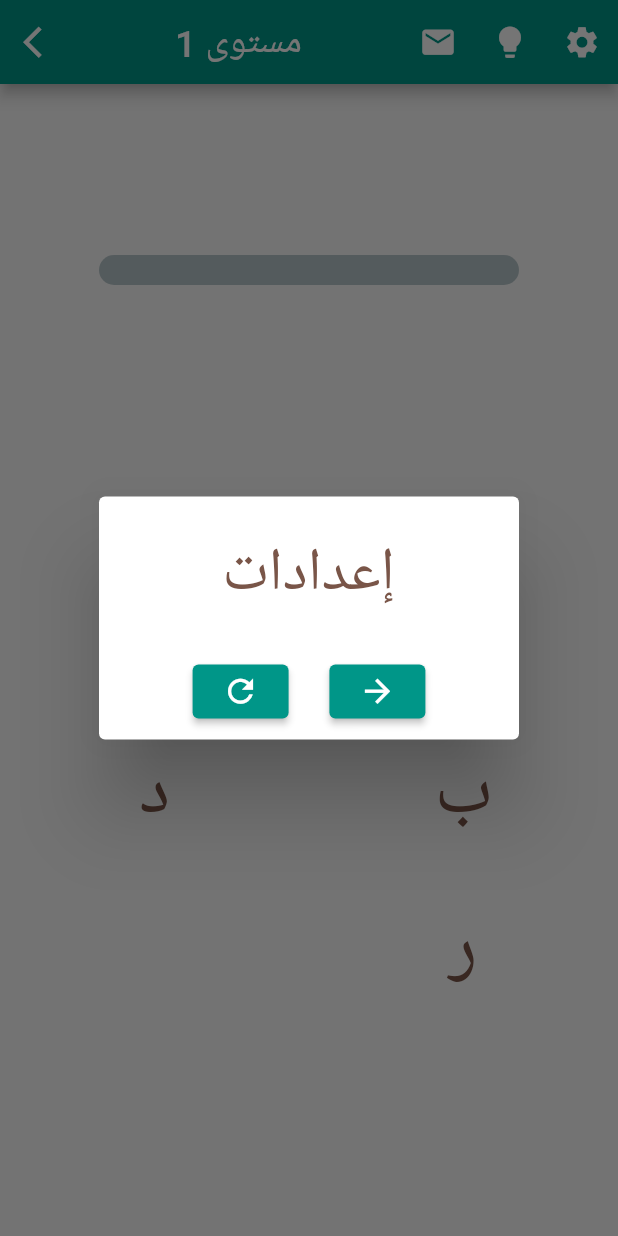
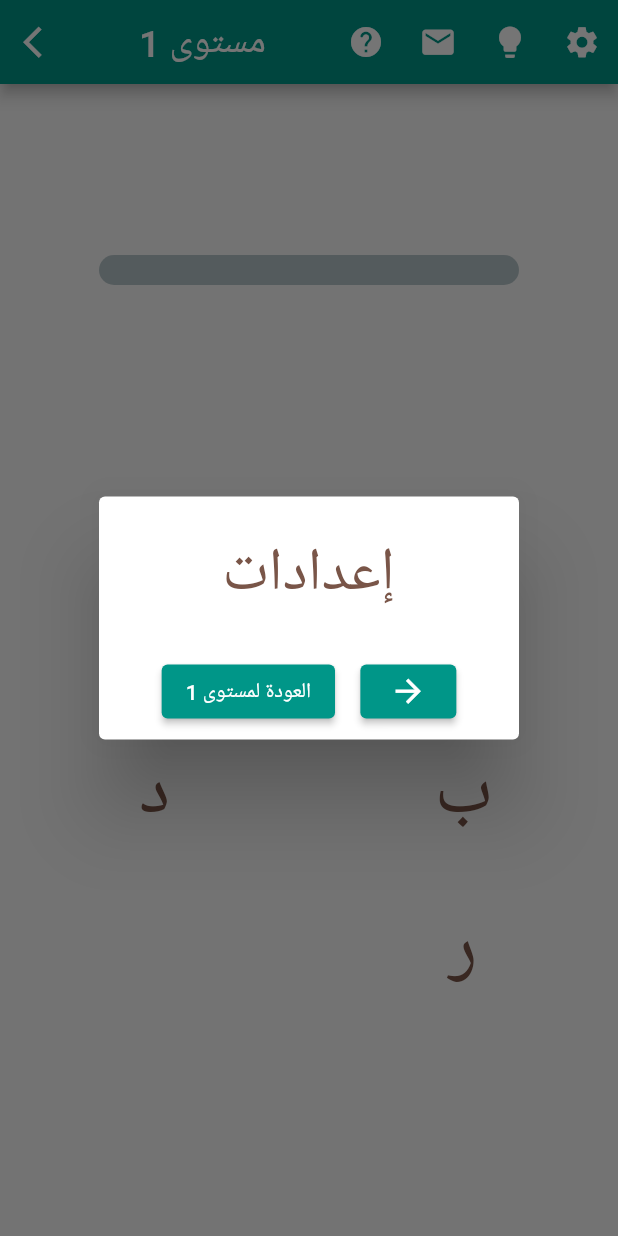
Before and after one commit to EmanOss/word_kunafa, a Flutter app: the PlayScreen screen opened directly, after a tap on the "settings" icon, on a phone screen of 412 x 824 dp. Run offline on Flutter 3.47's test engine with Material 2 defaults, Android fonts, the phone set to English and light mode, and no system bars; drawn by our look-alikes of percent_indicator, showcaseview; our stand-ins replace confetti, shared_preferences; missing offline and left inert: confirm_dialog, wiredash; accounts and stored records are empty.

Commit message:
beginner tut

```diff
--- a/lib/screens/play.dart
+++ b/lib/screens/play.dart
@@ -1,7 +1,9 @@
 import 'dart:io';
 import 'dart:math';
+import 'package:confirm_dialog/confirm_dialog.dart';
 import 'package:flutter/cupertino.dart';
 import 'package:flutter/material.dart';
+import 'package:showcaseview/showcaseview.dart';
 import 'package:wiredash/wiredash.dart';
 import 'package:word_kunafa/DictionaryModel.dart';
 import 'package:word_kunafa/wordFile.dart';
@@ -21,7 +23,6 @@ import 'package:percent_indicator/percent_indicator.dart';
 import 'package:json_annotation/json_annotation.dart';
 
 
-
 class PlayScreen extends StatefulWidget {
   @override
   State<PlayScreen> createState() => _PlayScreenState();
@@ -29,6 +30,7 @@ class PlayScreen extends StatefulWidget {
 
 class _PlayScreenState extends State<PlayScreen> with TickerProviderStateMixin {
   String _word = "";
+  int winLength =6;
   List<String> _solved = [];
   int _currLevel=0;
   List<level> allLevels=[];
@@ -43,6 +45,9 @@ class _PlayScreenState extends State<PlayScreen> with TickerProviderStateMixin {
   final _confettiController = ConfettiController();
   late Map<String,dynamic> wordDefs ={};
   late List<dynamic> allWords=[];
+  final GlobalKey mailKey = GlobalKey(), hintKey = GlobalKey(), swipeKey= GlobalKey();
+  // late final prefs;
+  late bool shownTut;
 
   void _addLetter(String c, double x, double y) {
     if(!(_word.contains(c))){
@@ -68,7 +73,7 @@ class _PlayScreenState extends State<PlayScreen> with TickerProviderStateMixin {
       setState(() {
         _solved.add(w);
       });
-      if(_solved.length == 5)
+      if(_solved.length == winLength)
         _endLevel(c);
     }
 
@@ -110,6 +115,22 @@ class _PlayScreenState extends State<PlayScreen> with TickerProviderStateMixin {
           MaterialPageRoute(builder: (context) => endScreen()));
     }
   }
+  void _checkReset(){
+    showDialog(context: context, builder: (_)=>
+        AlertDialog(
+          content: Directionality(textDirection: TextDirection.rtl,
+              child:Text('هل أنت متأكد من العودة لأول مستوى؟')),
+          actionsAlignment: MainAxisAlignment.center,
+          actions: [
+            ElevatedButton(
+                onPressed: ()=>{Navigator.pop(context)},
+                child:Text('لا'), style:myStyles.smallBtn),
+            ElevatedButton(
+                onPressed: ()=>{_resetGame()},
+                child:Text('نعم') , style:myStyles.smallBtn),
+          ],
+        ));
+  }
   Future<void> _resetGame() async {
     final prefs = await SharedPreferences.getInstance();
     _confettiController.stop();
@@ -134,8 +155,10 @@ class _PlayScreenState extends State<PlayScreen> with TickerProviderStateMixin {
           Center(heightFactor: 1,
           child:Row(children:[
             Spacer(flex: 2,),
-            ElevatedButton(onPressed: ()=>{_resetGame()},
-                child: const Icon(Icons.refresh, size: 25,)),
+            ElevatedButton(
+                onPressed: ()=>{_checkReset()},
+                child:Text('العودة لمستوى 1') ),
+                // const Icon(Icons.refresh, size: 25,)),
             Spacer(flex: 1,),
             ElevatedButton(
                 onPressed: () => _nextLevel(),
@@ -175,7 +198,7 @@ class _PlayScreenState extends State<PlayScreen> with TickerProviderStateMixin {
   void _back() {
     Navigator.pop(context);
   }
-  void _initKeys(){
+  void _initKeys() {
     for(int i=0; i<allLevels[_currLevel].letters!.length;i++){
       letterKeys.add(GlobalKey());
     }
@@ -186,7 +209,6 @@ class _PlayScreenState extends State<PlayScreen> with TickerProviderStateMixin {
     _initLevel();
     _myJsonData = ReadJsonData();
     collectDictionary();
-    // _initKeys();
     //animation section
     _controller = AnimationController(
       duration: const Duration(milliseconds: 70),
@@ -203,10 +225,27 @@ class _PlayScreenState extends State<PlayScreen> with TickerProviderStateMixin {
         _controller.forward();
       }
     });
+    _showTut();
+  }
+  Future<void> _showTut() async {
+    final prefs= await SharedPreferences.getInstance();
+    setState(() {
+      shownTut = prefs.getBool('shownTut')?? false;
+    });
+    if(!shownTut){
+      WidgetsBinding.instance!.addPostFrameCallback(
+            (_) => ShowCaseWidget.of(context)!.startShowCase(
+          [swipeKey, hintKey, mailKey],),);
+      setState(() {
+        shownTut=true;
+        prefs.setBool('shownTut', true);
+      });
+    }
+
   }
   Future<void> _initLevel() async {
-    final prefs = await SharedPreferences.getInstance();
-    setState(() {
+    setState(() async {
+      final prefs = await SharedPreferences.getInstance();
       _currLevel = prefs.getInt('currLevel') ?? 0;
     });
   }
@@ -287,10 +326,27 @@ class _PlayScreenState extends State<PlayScreen> with TickerProviderStateMixin {
           leading: IconButton(onPressed:()=> _back(),
               icon:const Icon(Icons.arrow_back_ios, size:25,)),
           actions: [
-            IconButton(onPressed:()=> _bugReport(),
-                icon:const Icon(Icons.email, size:25,)),
-            IconButton(onPressed:()=> _hint(),
-                icon:const Icon(Icons.lightbulb, size:25,)),
+            IconButton(
+              onPressed: () => setState(() {
+                ShowCaseWidget.of(context)!.startShowCase([swipeKey, hintKey, mailKey]);
+              }),
+              icon: const Icon(
+                Icons.help_rounded,
+              ),
+            ),
+            Showcase(
+                key:mailKey,
+                description:'اضغط هنا لإضافة تعليق أو للابلاغ عن مشكلة',
+                child:IconButton(onPressed:()=> _bugReport(),
+                icon:const Icon(Icons.email, size:25,))),
+            Showcase(
+                key:hintKey,
+                description:'اضغط هنا للحصول على مساعدة',
+                // disposeOnTap: true,
+                // onTargetClick: () {_hint();
+                // setState(() {ShowCaseWidget.of(context)!.startShowCase([mailKey]);});},
+                child:IconButton(onPressed:()=> _hint(),
+                icon:const Icon(Icons.lightbulb, size:25,))),
             IconButton(onPressed:()=> _settings(),
             icon:const Icon(Icons.settings, size:25,)),
           ],
@@ -325,7 +381,7 @@ class _PlayScreenState extends State<PlayScreen> with TickerProviderStateMixin {
             // center: Text((_solved.length).toString() +' / 5',
             //   style: TextStyle(color: Colors.white),
             // ),
-            percent: _solved.length/5,
+            percent: _solved.length/winLength,
             progressColor: Colors.teal,
             ),),
           Directionality(
@@ -349,7 +405,10 @@ class _PlayScreenState extends State<PlayScreen> with TickerProviderStateMixin {
                 Container(height: 100, child:Text(
                   _word,style: myStyles.letters,),),
             // ),
-            FutureBuilder(
+            Showcase(
+                key:swipeKey,
+                description:'اسحب الحروف لتكون كلمات',
+                child:FutureBuilder(
               // key: letterKeys,
               future: _myJsonData,
               builder: (context, data) {
@@ -360,7 +419,7 @@ class _PlayScreenState extends State<PlayScreen> with TickerProviderStateMixin {
                   //once data is ready this else block will execute
                   // items will hold all the data of DataModel
                   //items[index].name can be used to fetch name of product as done below
-                  var items = data.data as List<level>;
+                  // var items = data.data as List<level>;
                   return Directionality(
                       textDirection: TextDirection.rtl,
                       child:Flex(direction: Axis.horizontal,
@@ -395,8 +454,8 @@ class _PlayScreenState extends State<PlayScreen> with TickerProviderStateMixin {
                                       },
                                         child:Text(allLevels[_currLevel].letters![index], style: myStyles.letters,)
                                   )
-                              );},))
-                    ) ],));
+                              );},)
+                    )) ],));
                 }
                 else {
                   // show circular progress while data is getting fetched from json file
@@ -405,11 +464,7 @@ class _PlayScreenState extends State<PlayScreen> with TickerProviderStateMixin {
                   );
                 }
               },
-            ),
-
-            // if(_solved.length == 5)
-            //   Stack(alignment: Alignment.center,
-            //       children:[
+            )),
             if(levelDone)
             ElevatedButton(
                 style: myStyles.btn,
```
